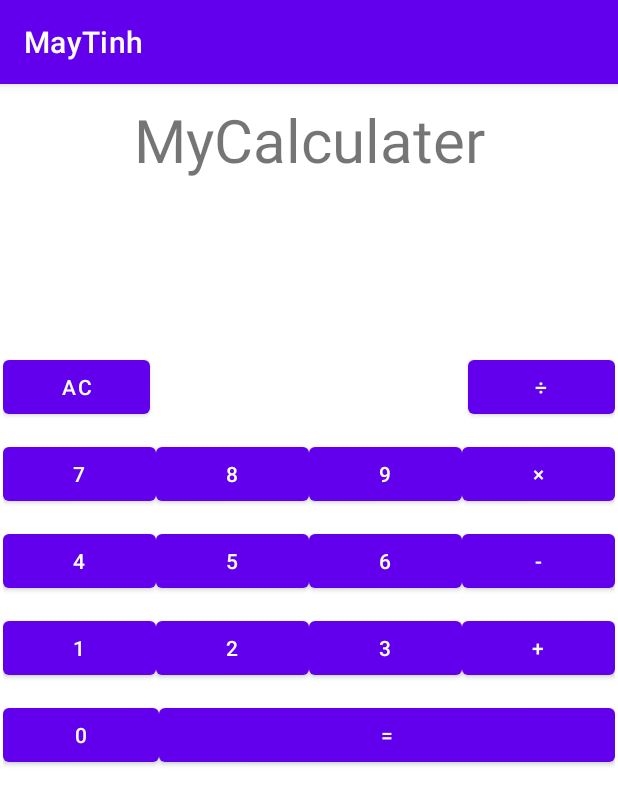
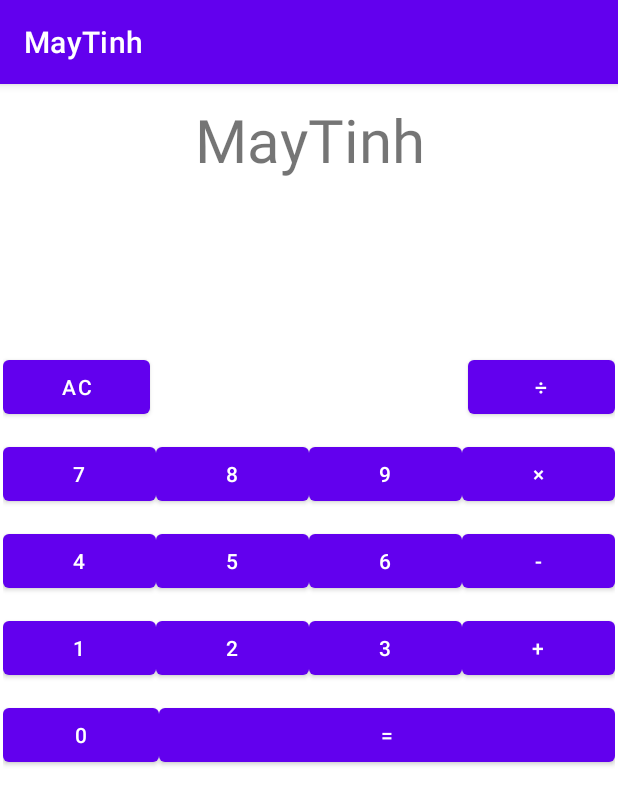
Before and after one commit to NgThBTran/MyCalculater_android, an Android app: the screen it shows after launch (MainActivity), on a phone screen of 412 x 824 dp. Shown: the top 805 px of the screen. Run offline under Robolectric (Android 15) with nearby library versions, the phone set to English and light mode, and no system bars.

Commit message:
sua lai code

```diff
--- a/app/src/main/res/layout/activity_main.xml
+++ b/app/src/main/res/layout/activity_main.xml
@@ -14,7 +14,7 @@
         android:layout_width="match_parent"
         android:layout_height="wrap_content"
         android:layout_marginTop="10dp"
-        android:text="MyCalculater"
+        android:text="MayTinh"
         android:textAlignment="center"
         android:textSize="40dp"
         app:layout_constraintEnd_toEndOf="parent"
```
